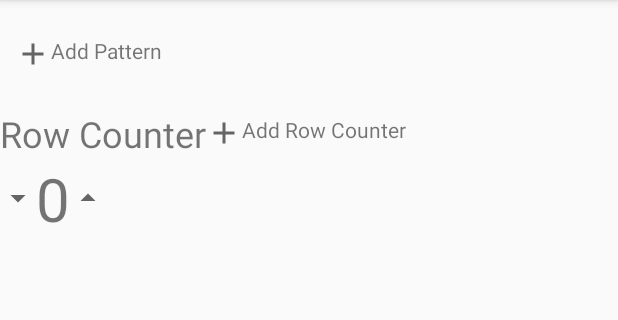
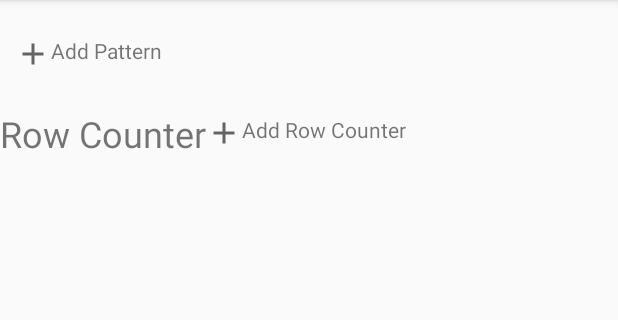
Before and after one commit to fowlerae/LetsGetKnotty, an Android app: the fragment ProjectFragment placed in its activity, on a phone screen of 412 x 824 dp, the part 84-404 px from its top. Run offline under Robolectric (Android 15) with nearby library versions, the phone set to English and light mode, and no system bars; our stand-ins replace Firebase (no records; nobody signed in at launch, a user with empty details on screens opened directly); libraries missing offline, so code that uses them is left out: com.firebase.ui; pictures from the network do not load; 3 statements that could not run were skipped.

```diff
--- a/app/src/main/java/edu/rosehulman/samuelma/letsgetknotty/project/ProjectFragment.kt
+++ b/app/src/main/java/edu/rosehulman/samuelma/letsgetknotty/project/ProjectFragment.kt
@@ -1,24 +1,20 @@
 package edu.rosehulman.samuelma.letsgetknotty.project
-
 
 import android.content.Context
 import android.os.Bundle
 import android.view.LayoutInflater
 import android.view.View
 import android.view.ViewGroup
-import android.widget.ImageView
+import android.widget.LinearLayout
 import android.widget.TextView
 import androidx.fragment.app.Fragment
 import androidx.recyclerview.widget.LinearLayoutManager
 import androidx.recyclerview.widget.RecyclerView
-import com.squareup.picasso.Picasso
 import edu.rosehulman.fowlerae.letsgetknotty.project.PatternAdapter
 import edu.rosehulman.samuelma.letsgetknotty.MainActivity
 import edu.rosehulman.samuelma.letsgetknotty.R
 import edu.rosehulman.samuelma.letsgetknotty.pattern.Pattern
 import edu.rosehulman.samuelma.letsgetknotty.pattern.PatternFragment
-import jp.wasabeef.picasso.transformations.CropSquareTransformation
-import org.w3c.dom.Text
 
 
 private const val ARG_PROJECT = "project"
@@ -75,6 +71,8 @@ class ProjectFragment : Fragment(), PatternAdapter.OnPatternSelectedListener{
             adapter.add(Pattern("front","https://cdn.shopify.com/s/files/1/0032/0025/4021/products/ilia_01_182d4112-7a3f-4057-807e-7f9cc68bfe79_480x480.jpg?v=1571710489",false))
             adapter.notifyDataSetChanged()
         }
+
+        val rowCounterView: View = inflater.inflate(R.layout.row_counter, container, false)
         return view
     }
 
--- a/app/src/main/res/layout/fragment_project_view.xml
+++ b/app/src/main/res/layout/fragment_project_view.xml
@@ -5,6 +5,7 @@
     android:layout_width="match_parent"
     android:layout_height="match_parent"
     xmlns:tools="http://schemas.android.com/tools"
+    android:id="@+id/fragment_project_view"
     tools:context=".MainActivity">
 
         <LinearLayout
@@ -24,6 +25,7 @@
                 </TextView>
 
                 <LinearLayout
+                    android:id="@+id/add_pattern_button"
                     android:orientation="horizontal"
                     android:layout_width="wrap_content"
                     android:layout_gravity="center"
@@ -68,6 +70,7 @@
                 <LinearLayout
                     android:orientation="horizontal"
                     android:layout_gravity="center"
+                    android:id="@+id/add_row_counter_button"
                     android:layout_width="wrap_content"
                     android:layout_height="wrap_content">
 
@@ -77,7 +80,6 @@
                             android:src="@drawable/ic_baseline_add_24" />
 
                         <TextView
-                            android:id="@+id/add_row_counter_button"
                             android:layout_width="wrap_content"
                             android:layout_height="wrap_content"
                             android:text="@string/add_row_counter" />
@@ -88,7 +90,7 @@
 
         </LinearLayout>
 
-        <include layout="@layout/row_counter" />
+<!--        <include layout="@layout/row_counter" />-->
 
         <ImageView
             android:id="@+id/image"
```
